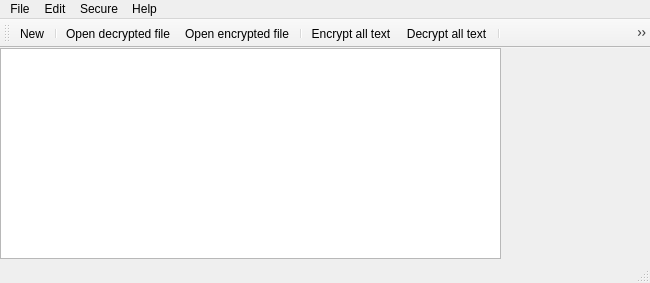
Old version of the form mainwindow.ui in the repository lutayev/SecureNote.
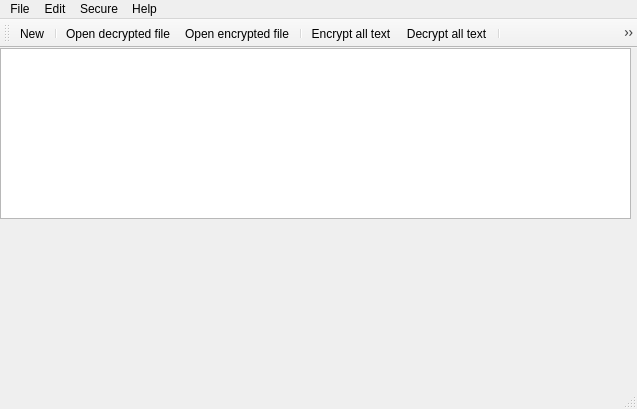
New version of the form. Icons and pictures are not drawn.

The edit to the form file:
```diff
--- a/mainwindow.ui
+++ b/mainwindow.ui
@@ -6,8 +6,8 @@
    <rect>
     <x>0</x>
     <y>0</y>
-    <width>650</width>
-    <height>283</height>
+    <width>637</width>
+    <height>409</height>
    </rect>
   </property>
   <property name="windowTitle">
@@ -19,8 +19,8 @@
      <rect>
       <x>0</x>
       <y>0</y>
-      <width>501</width>
-      <height>211</height>
+      <width>631</width>
+      <height>171</height>
      </rect>
     </property>
    </widget>
@@ -70,7 +70,7 @@
     <rect>
      <x>0</x>
      <y>0</y>
-     <width>650</width>
+     <width>637</width>
      <height>21</height>
     </rect>
    </property>
```
